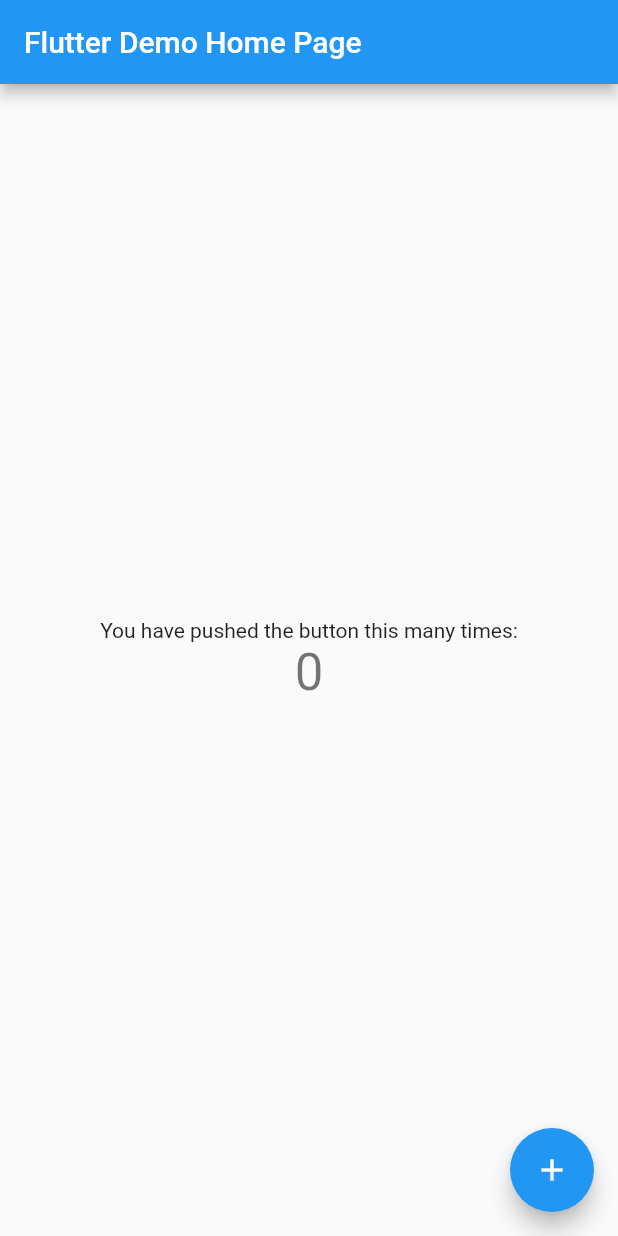
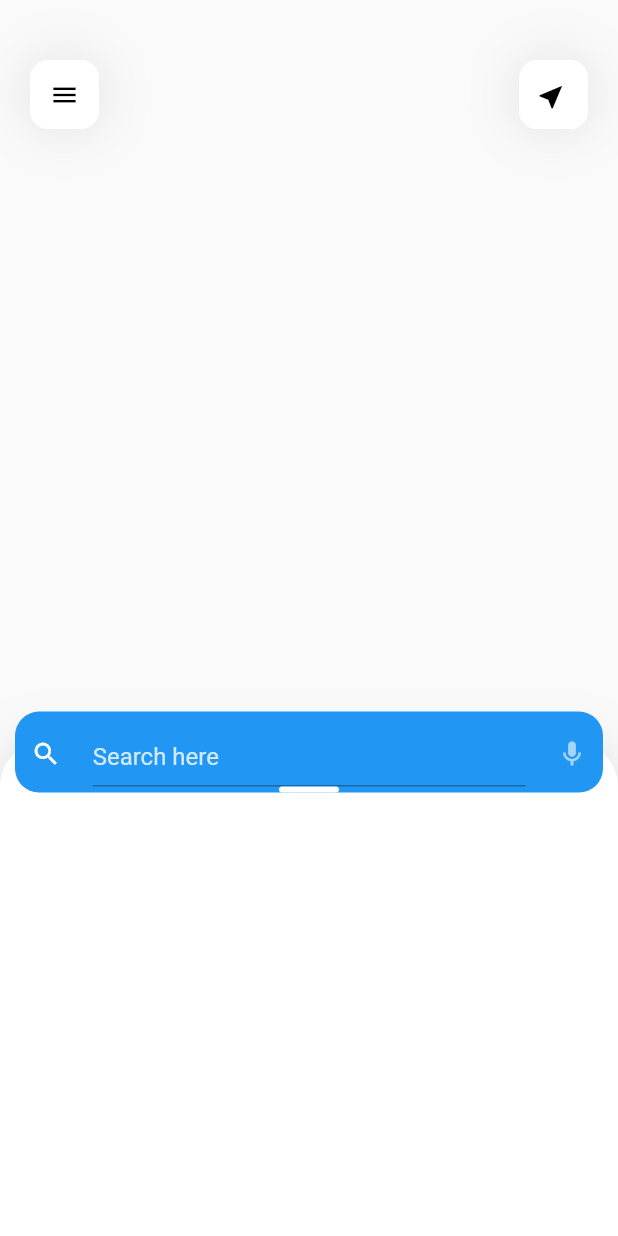
Before and after one commit to pera-soft/roplanify-app, a Flutter app: the screen it shows after launch, on a phone screen of 412 x 824 dp. Run offline on Flutter 3.47's test engine with Material 2 defaults, Android fonts, the phone set to English and light mode, and no system bars.

Commit message:
Add files via upload
ana sayfa oluşturuldu

```diff
--- a/lib/main.dart
+++ b/lib/main.dart
@@ -1,4 +1,5 @@
 import 'package:flutter/material.dart';
+import 'package:pera/src/view/home/home.dart';
 
 void main() {
   runApp(const MyApp());
@@ -10,106 +11,9 @@
   // This widget is the root of your application.
   @override
   Widget build(BuildContext context) {
-    return MaterialApp(
-      title: 'Flutter Demo',
-      theme: ThemeData(
-        // This is the theme of your application.
-        //
-        // Try running your application with "flutter run". You'll see the
-        // application has a blue toolbar. Then, without quitting the app, try
-        // changing the primarySwatch below to Colors.green and then invoke
-        // "hot reload" (press "r" in the console where you ran "flutter run",
-        // or simply save your changes to "hot reload" in a Flutter IDE).
-        // Notice that the counter didn't reset back to zero; the application
-        // is not restarted.
-        primarySwatch: Colors.blue,
-      ),
-      home: const MyHomePage(title: 'Flutter Demo Home Page'),
-    );
+    return MaterialApp(home: const Home(),
+      title: "Roplanify",
+      debugShowCheckedModeBanner: false,
+      theme: ThemeData(primaryColor: Colors.blue),);
   }
 }
-
-class MyHomePage extends StatefulWidget {
-  const MyHomePage({super.key, required this.title});
-
-  // This widget is the home page of your application. It is stateful, meaning
-  // that it has a State object (defined below) that contains fields that affect
-  // how it looks.
-
-  // This class is the configuration for the state. It holds the values (in this
-  // case the title) provided by the parent (in this case the App widget) and
-  // used by the build method of the State. Fields in a Widget subclass are
-  // always marked "final".
-
-  final String title;
-
-  @override
-  State<MyHomePage> createState() => _MyHomePageState();
-}
-
-class _MyHomePageState extends State<MyHomePage> {
-  int _counter = 0;
-
-  void _incrementCounter() {
-    setState(() {
-      // This call to setState tells the Flutter framework that something has
-      // changed in this State, which causes it to rerun the build method below
-      // so that the display can reflect the updated values. If we changed
-      // _counter without calling setState(), then the build method would not be
-      // called again, and so nothing would appear to happen.
-      _counter++;
-    });
-  }
-
-  @override
-  Widget build(BuildContext context) {
-    // This method is rerun every time setState is called, for instance as done
-    // by the _incrementCounter method above.
-    //
-    // The Flutter framework has been optimized to make rerunning build methods
-    // fast, so that you can just rebuild anything that needs updating rather
-    // than having to individually change instances of widgets.
-    return Scaffold(
-      appBar: AppBar(
-        // Here we take the value from the MyHomePage object that was created by
-        // the App.build method, and use it to set our appbar title.
-        title: Text(widget.title),
-      ),
-      body: Center(
-        // Center is a layout widget. It takes a single child and positions it
-        // in the middle of the parent.
-        child: Column(
-          // Column is also a layout widget. It takes a list of children and
-          // arranges them vertically. By default, it sizes itself to fit its
-          // children horizontally, and tries to be as tall as its parent.
-          //
-          // Invoke "debug painting" (press "p" in the console, choose the
-          // "Toggle Debug Paint" action from the Flutter Inspector in Android
-          // Studio, or the "Toggle Debug Paint" command in Visual Studio Code)
-          // to see the wireframe for each widget.
-          //
-          // Column has various properties to control how it sizes itself and
-          // how it positions its children. Here we use mainAxisAlignment to
-          // center the children vertically; the main axis here is the vertical
-          // axis because Columns are vertical (the cross axis would be
-          // horizontal).
-          mainAxisAlignment: MainAxisAlignment.center,
-          children: <Widget>[
-            const Text(
-              'You have pushed the button this many times:',
-            ),
-            Text(
-              '$_counter',
-              style: Theme.of(context).textTheme.headline4,
-            ),
-          ],
-        ),
-      ),
-      floatingActionButton: FloatingActionButton(
-        onPressed: _incrementCounter,
-        tooltip: 'Increment',
-        child: const Icon(Icons.add),
-      ), // This trailing comma makes auto-formatting nicer for build methods.
-    );
-  }
-}
--- /dev/null
+++ b/lib/src/view/home/home.dart
@@ -0,0 +1,44 @@
+import 'package:flutter/material.dart';
+import 'package:pera/src/widgets/topsection.dart';
+
+import '../../widgets/draggable_section.dart';
+
+class Home extends StatefulWidget {
+  const Home({Key? key}) : super(key: key);
+
+  @override
+  State<Home> createState() => _HomeState();
+}
+
+class _HomeState extends State<Home> {
+  final GlobalKey<ScaffoldState> key = GlobalKey();
+  double top = 0.0;
+  double initialTop = 0.0;
+  @override
+  Widget build(BuildContext context) {
+    final baseTop = MediaQuery.of(context).size.height * 0.6;
+    const searchBarHeight = 54.0;
+    return Scaffold(
+      key: key,
+      drawer: const Drawer(),
+      body: Stack(children: [
+        Container(),
+        TopSection(drawerKey: key,),
+        GestureDetector(
+          onPanUpdate: (DragUpdateDetails details) {
+            final double scrollPos = details.globalPosition.dy;
+            if (scrollPos < baseTop && scrollPos > searchBarHeight) {
+              setState(() {
+                top = scrollPos;
+              });
+            }
+          },
+          child: DraggableSection(
+            top: top == 0.0 ? baseTop : top,
+            searchBarHeight: searchBarHeight,
+          ),
+        ),
+      ],),
+    );
+  }
+}
--- /dev/null
+++ b/lib/src/widgets/draggable_section.dart
@@ -0,0 +1,37 @@
+import 'package:flutter/material.dart';
+import 'package:pera/src/widgets/searchbar.dart';
+
+class DraggableSection extends StatelessWidget {
+  final double top;
+  final double searchBarHeight;
+
+  const DraggableSection({super.key, required this.top, required this.searchBarHeight});
+
+  @override
+  Widget build(BuildContext context) {
+    return Container(
+        width: MediaQuery.of(context).size.width,
+        height: MediaQuery.of(context).size.height * 1.1,
+        margin: EdgeInsets.only(top: top),
+        decoration: BoxDecoration(
+            color: Colors.white,
+            borderRadius: const BorderRadius.only(
+                topLeft: Radius.circular(30), topRight: Radius.circular(30)),
+            boxShadow: <BoxShadow>[
+              BoxShadow(
+                blurRadius: 30,
+                color: Colors.grey.shade300,
+              )
+            ]),
+        child: Stack(
+          children: <Widget>[
+            ListView(children: <Widget>[
+              Container()
+            ]),
+            SearchBar(
+                baseTop: top == 0.0 ? 0.0 : top,
+                height: searchBarHeight),
+          ],
+        ));
+  }
+}
--- /dev/null
+++ b/lib/src/widgets/fancybar.dart
@@ -0,0 +1,30 @@
+
+import 'package:flutter/material.dart';
+
+class FancyBar extends StatelessWidget {
+  const FancyBar(
+      {super.key, required this.height, required this.child, required this.margin});
+
+  final double height;
+  final Widget child;
+  final EdgeInsets margin;
+
+  @override
+  Widget build(BuildContext context) {
+    return Container(
+      height: height,
+      width: 46,
+      margin: margin,
+      decoration: BoxDecoration(
+          color: Colors.white,
+          borderRadius: BorderRadius.circular(12),
+          boxShadow: <BoxShadow>[
+            BoxShadow(
+              blurRadius: 30,
+              color: Colors.grey.shade300,
+            )
+          ]),
+      child: child,
+    );
+  }
+}
--- /dev/null
+++ b/lib/src/widgets/searchbar.dart
@@ -0,0 +1,67 @@
+import 'package:flutter/material.dart';
+
+class SearchBar extends StatelessWidget {
+  const SearchBar({super.key, required this.height, required this.baseTop});
+
+  final double height;
+  final double baseTop;
+
+  @override
+  Widget build(BuildContext context) {
+    return Container(
+      width: MediaQuery.of(context).size.width,
+      height: height,
+      padding: const EdgeInsets.only(top: 6),
+      margin: const EdgeInsets.only(left: 10, right: 10),
+      transform: Matrix4.translationValues(0.0, -20.0, 0.0),
+      decoration: BoxDecoration(
+        color: Theme.of(context).primaryColor,
+        borderRadius: BorderRadius.circular(16),
+      ),
+      child: Column(
+        mainAxisAlignment: MainAxisAlignment.center,
+        children: <Widget>[
+          Expanded(
+              flex: 1,
+              child: Row(
+                mainAxisAlignment: MainAxisAlignment.spaceAround,
+                children: <Widget>[
+                  const Icon(Icons.search, color: Colors.white, size: 20),
+                  SizedBox(
+                    width: MediaQuery.of(context).size.width * 0.7,
+                    child: const Opacity(
+                      opacity: 0.8,
+                      child: TextField(
+                        style: TextStyle(color: Colors.white, fontSize: 16),
+                        decoration: InputDecoration(
+                          hintText: 'Search here',
+                          hintStyle: TextStyle(color: Colors.white,)
+                        ),
+                      )
+                    ),
+                  ),
+                  const Opacity(
+                      opacity: 0.6,
+                      child: Icon(Icons.mic, color: Colors.white, size: 20))
+                ],
+              )),
+          Align(
+            alignment: Alignment.bottomCenter,
+            child: Container(
+              width: 100.0,
+              height: 4,
+              margin: EdgeInsets.only(
+                left: MediaQuery.of(context).size.width / 2 - 60.0 / 2,
+                right: MediaQuery.of(context).size.width / 2 - 60.0 / 2,
+              ),
+              decoration: BoxDecoration(
+                color: Colors.white,
+                borderRadius: BorderRadius.circular(10),
+              ),
+            ),
+          ),
+        ],
+      ),
+    );
+  }
+}
--- /dev/null
+++ b/lib/src/widgets/topsection.dart
@@ -0,0 +1,57 @@
+import 'package:flutter/material.dart';
+
+import 'fancybar.dart';
+
+class TopSection extends StatelessWidget {
+  final GlobalKey<ScaffoldState> drawerKey;
+  const TopSection({super.key,required this.drawerKey});
+
+  @override
+  Widget build(BuildContext context) {
+    return SizedBox(
+      width: MediaQuery.of(context).size.width,
+      height: MediaQuery.of(context).size.height * 0.3,
+      child: Row(
+        mainAxisAlignment: MainAxisAlignment.spaceBetween,
+        children: <Widget>[
+          Column(
+            children: <Widget>[
+              GestureDetector(
+                onTap: (){
+                  drawerKey.currentState!.openDrawer();
+                },
+                child: const FancyBar(
+                  height: 46,
+                  margin: EdgeInsets.only(left: 20, top: 40),
+                  child: Icon(Icons.menu, color: Colors.black, size: 20),
+                ),
+              )
+            ],
+          ),
+          Column(
+            children: <Widget>[
+              FancyBar(
+                height: 46,
+                margin: const EdgeInsets.only(right: 20, top: 40),
+                child: Column(
+                  mainAxisAlignment: MainAxisAlignment.spaceEvenly,
+                  children: <Widget>[
+                    GestureDetector(
+                      onTap: (){
+                        print("mesaj");
+                      },
+                      child: Transform.rotate(
+                          angle: 3.14 / 4,
+                          child: const Icon(Icons.navigation,
+                              color: Colors.black, size: 20)),
+                    ),
+                  ],
+                ),
+              ),
+            ],
+          )
+        ],
+      ),
+    );
+  }
+}
```
Also changed, not shown: 6 other files.
